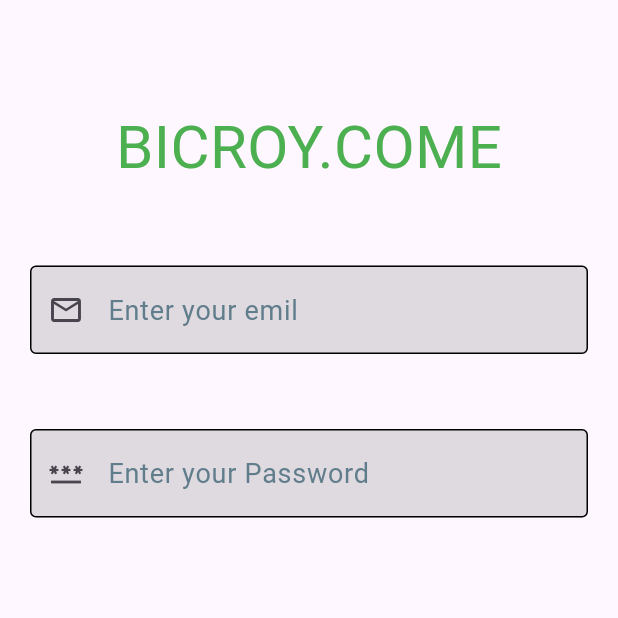
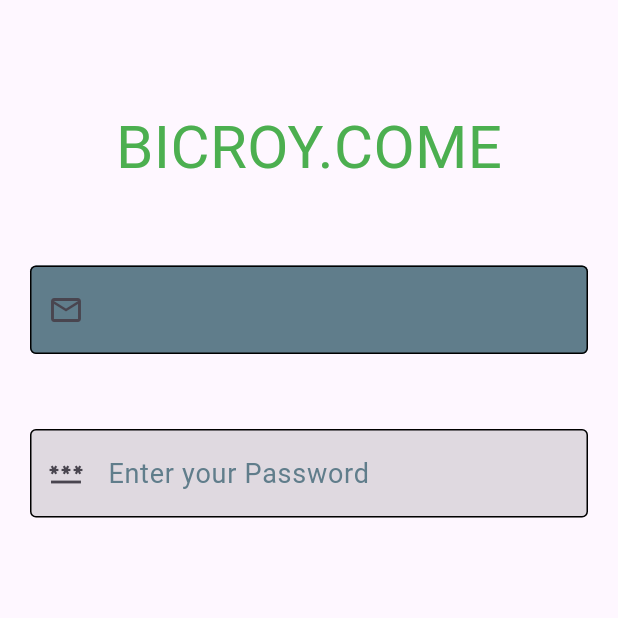
Before and after one commit to rintubarai/Login-pag, a Flutter app: the screen it shows after launch, on a phone screen of 412 x 824 dp, the top half of it. Run offline on Flutter 3.47's test engine with Material 3 defaults, Android fonts, the phone set to English and light mode, and no system bars.

```diff
--- a/lib/Login_Pages.dart
+++ b/lib/Login_Pages.dart
@@ -39,7 +39,7 @@
                       color: Colors.blueGrey,
                       fontSize: 18,
                     ),
-                    fillColor: Colors.black12,
+                    fillColor: Colors.blueGrey,
                     filled: true,
                     enabledBorder: OutlineInputBorder(
                     ),
```
